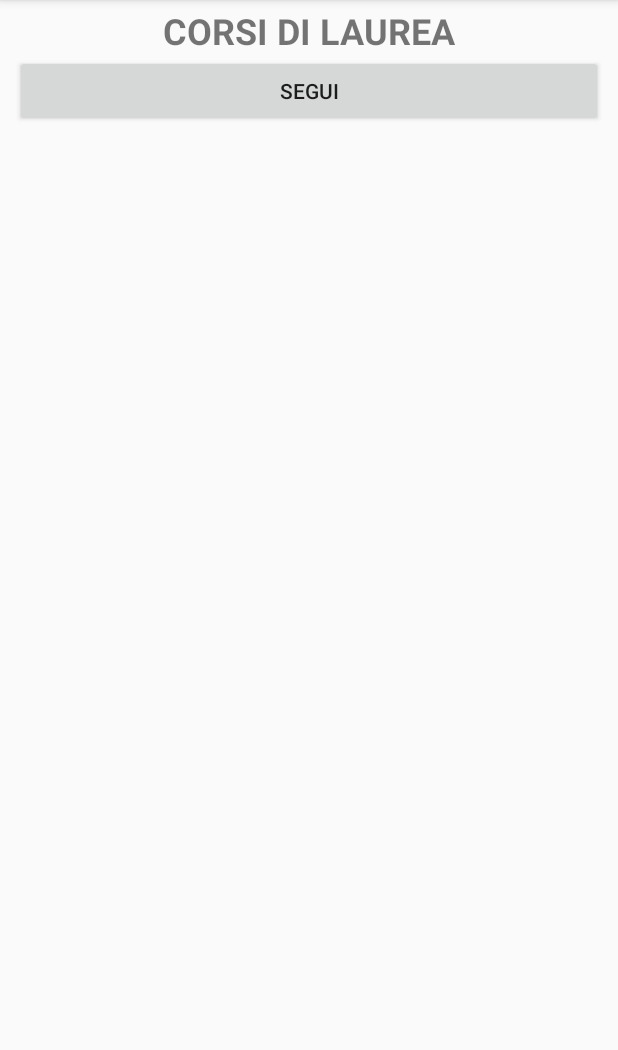
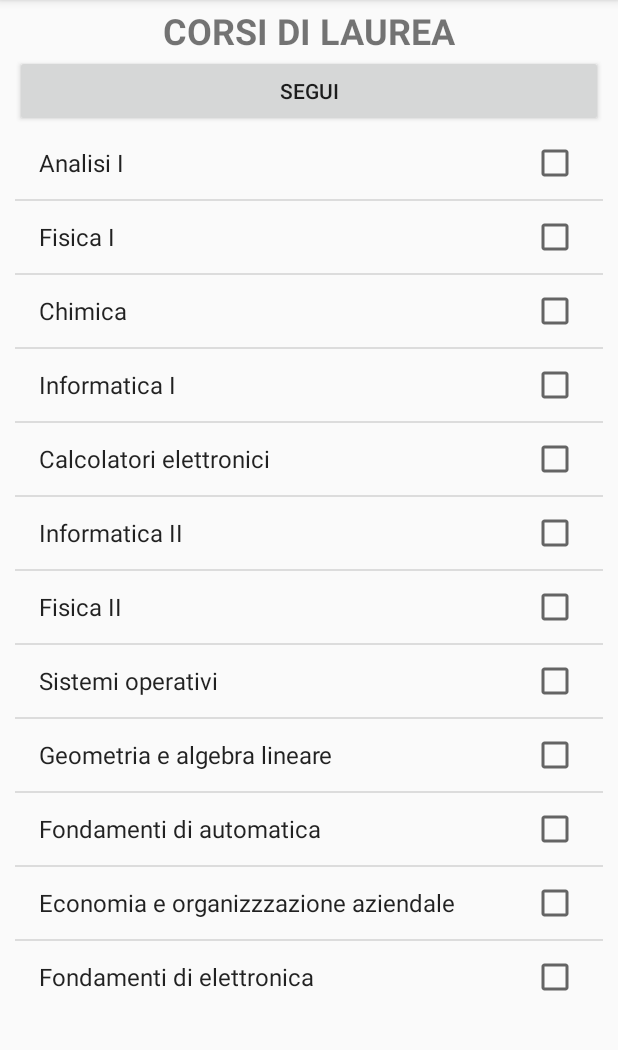
Before and after one commit to ArriKing/NavigationDrawerTutorial, an Android app: the screen it shows after launch (MainActivity), in the side drawer, after a tap on "Gallery", on a phone screen of 412 x 824 dp, the part 84-1134 px from its top. Run offline under Robolectric (Android 15) with nearby library versions, the phone set to English and light mode, and no system bars.

```diff
--- a/app/src/main/AndroidManifest.xml
+++ b/app/src/main/AndroidManifest.xml
@@ -21,11 +21,11 @@
             </intent-filter>
           <!--Activity di prova-->
         </activity>
-        <activity android:name=".SecondActivity"
+        <activity android:name=".OrariAuleActivity"
             android:label="@string/app_name"
             android:parentActivityName=".MainActivity">
         </activity>
-        <activity android:name=".ProvaActivity"
+        <activity android:name=".BachecaActivity"
             android:label="@string/app_name"
             android:parentActivityName=".MainActivity">
         </activity>
--- a/app/src/main/java/com/example/marco/navigationdrawertutorial/BachecaFragment.java
+++ b/app/src/main/java/com/example/marco/navigationdrawertutorial/BachecaFragment.java
@@ -1,41 +1,105 @@
 package com.example.marco.navigationdrawertutorial;
 
+import android.app.Activity;
 import android.content.Intent;
 import android.os.Bundle;
-import android.support.v4.app.Fragment;
+import android.support.v4.app.DialogFragment;
+import android.util.SparseBooleanArray;
 import android.view.LayoutInflater;
 import android.view.View;
 import android.view.ViewGroup;
+import android.widget.ArrayAdapter;
 import android.widget.Button;
+import android.widget.ListView;
 
 /**
  * Created by Marco on 17/05/2017.
  */
 
-public class BachecaFragment extends Fragment {
+public class BachecaFragment extends DialogFragment {
 
-    public BachecaFragment() {
-        // Required empty public constructor
+    ListView myList;
+    Button getChoice;
+    Activity context;
+    //String[] Corsi_di_laurea;
+
+    public View onCreateView(LayoutInflater inflater, ViewGroup container,
+                             Bundle savedInstanceState) {
+        context=getActivity();
+        //Inflate the layout for this fragment
+        return inflater.inflate(R.layout.fragment_bacheca, container, false);
     }
 
 
-    @Override
-    public View onCreateView(LayoutInflater inflater, ViewGroup container,
-                             Bundle savedInstanceState) {
-        // Inflate the layout for this fragment
-        View v = inflater.inflate(R.layout.fragment_bacheca, container, false);
+    public void onStart(){
+        super.onStart();
 
-       // Button newPage = (Button)v.findViewById(R.id.button1);
-       /* newPage.setOnClickListener(new View.OnClickListener() {
+//        final List<Corsi> corso = new ArrayList<>();
+//        corso.add(new Corsi("38021","Analisi I",false));
+//        corso.add(new Corsi("38022","Analisi II",false));
+//        corso.add(new Corsi("38023","Fisica I",false));
+//        corso.add(new Corsi("38024","Fisica II",false));
+//        corso.add(new Corsi("38025","Chimica",false));
+//        corso.add(new Corsi("38026","Informatica I",false));
+//        corso.add(new Corsi("38027","Basi di dati",false));
+//
+//
+//
+//        Toast.makeText(getActivity(), Corsi_di_laurea[4], Toast.LENGTH_LONG).show();
 
-            @Override
+        String[] Corsi_di_laurea = {
+                "Analisi I",
+                "Fisica I",
+                "Chimica",
+                "Informatica I",
+                "Calcolatori elettronici",
+                "Informatica II",
+                "Fisica II",
+                "Sistemi operativi",
+                "Geometria e algebra lineare",
+                "Fondamenti di automatica",
+                "Economia e organizzzazione aziendale",
+                "Fondamenti di elettronica"
+        };
+
+        myList = (ListView)context.findViewById(R.id.list);
+
+
+
+        ArrayAdapter<String> adapter = new ArrayAdapter<String>(getActivity(), android.R.layout.simple_list_item_multiple_choice, Corsi_di_laurea);
+
+        myList.setChoiceMode(ListView.CHOICE_MODE_MULTIPLE);
+
+        myList.setAdapter(adapter);
+
+        Button getChoice=(Button)context.findViewById(R.id.getchoice);
+        getChoice.setOnClickListener(new View.OnClickListener(){
             public void onClick(View v) {
-                Intent intent = new Intent(getActivity(), ProvaActivity.class);
-                // intent.putExtra("message", message);
-                //getActivity().startActivity(intent);
+
+                // TODO Auto-generated method stub
+
+                //String[] selected = new String[0];
+                String selected="";
+                int cntChoice = myList.getCount();
+
+                SparseBooleanArray sparseBooleanArray = myList.getCheckedItemPositions();
+                int k=0;
+                for(int i = 0; i < cntChoice; i++){
+
+                    if(sparseBooleanArray.get(i)) {
+
+                        selected+= myList.getItemAtPosition(i).toString() + ",";
+
+                    }
+                }
+
+                Intent intent=new Intent(context, BachecaActivity.class);
+                intent.putExtra("c_list", selected);
                 startActivity(intent);
-            }
-        });*/
-        return v;
+                //Toast.makeText(getActivity(),selected, Toast.LENGTH_LONG).show();
+            }});
+
+
     }
+
 }
--- a/app/src/main/java/com/example/marco/navigationdrawertutorial/ClassFragment.java
+++ b/app/src/main/java/com/example/marco/navigationdrawertutorial/ClassFragment.java
@@ -103,7 +103,7 @@ public class ClassFragment extends DialogFragment {
         bt.setOnClickListener(new View.OnClickListener(){
             public void onClick(View view){
                 //create an Intent object
-                Intent intent=new Intent(context, SecondActivity.class);
+                Intent intent=new Intent(context, OrariAuleActivity.class);
                // CheckBox chkA = (CheckBox) context.findViewById(R.id.chk_A);
                 //add data to the Intent object
 
--- a/app/src/main/java/com/example/marco/navigationdrawertutorial/SecondActivity.java
+++ b/app/src/main/java/com/example/marco/navigationdrawertutorial/OrariAuleActivity.java
@@ -5,17 +5,15 @@ package com.example.marco.navigationdrawertutorial;
  */
 
 import android.os.Bundle;
-import android.app.Activity;
 import android.support.v7.app.AppCompatActivity;
-import android.view.Menu;
 import android.widget.TextView;
 
-public class SecondActivity extends AppCompatActivity {
+public class OrariAuleActivity extends AppCompatActivity {
 
     @Override
     protected void onCreate(Bundle savedInstanceState) {
         super.onCreate(savedInstanceState);
-        setContentView(R.layout.activity_comunication);
+        setContentView(R.layout.percorso_di_studio);
         //inserisce la freccia di ritorno alla home
         //PROBLEMA:torna alla home,non al suo fragment ma al main fragment
         getSupportActionBar().setDisplayHomeAsUpEnabled(true);
--- a/app/src/main/res/layout/fragment_bacheca.xml
+++ b/app/src/main/res/layout/fragment_bacheca.xml
@@ -18,14 +18,16 @@
         android:textStyle="bold" />
 
     <Button
+        android:id="@+id/getchoice"
         android:layout_width="match_parent"
         android:layout_height="wrap_content"
         android:text="SEGUI"/>
 
     <ListView
-        android:id="@+id/lista_corsi"
         android:layout_width="match_parent"
-        android:layout_height="wrap_content"></ListView>
+        android:layout_height="wrap_content"
+        android:id="@+id/list"
+        android:layout_gravity="left"/>
 
 
 </LinearLayout>
--- a/app/src/main/res/layout/activity_comunication.xml
+++ b/app/src/main/res/layout/percorso_di_studio.xml
@@ -6,7 +6,7 @@
     android:paddingLeft= "@dimen/activity_horizontal_margin"
     android:paddingRight= "@dimen/activity_horizontal_margin"
     android:paddingTop= "@dimen/activity_vertical_margin"
-    tools:context=".SecondActivity" >
+    tools:context=".OrariAuleActivity" >
 <LinearLayout
     android:layout_width="wrap_content"
     android:layout_height="wrap_content"
```
Also changed, not shown: app/src/main/java/com/example/marco/navigationdrawertutorial/BachecaActivity.java (renamed from app/src/main/java/com/example/marco/navigationdrawertutorial/ProvaActivity.java, +11 -4 lines), app/src/main/java/com/example/marco/navigationdrawertutorial/Corsi.java (+25 -24 lines), app/src/main/res/layout/activity_time_choice.xml (deleted, +0 -93 lines), app/src/main/res/layout/activity_time_table.xml (deleted, +0 -39 lines), app/src/main/res/layout/info_corsi.xml (added, +25 -0 lines), app/src/main/res/layout/switch_activity.xml (deleted, +0 -14 lines), app/src/main/res/drawable/check.png (added), app/src/main/res/drawable/checked.png (added).
